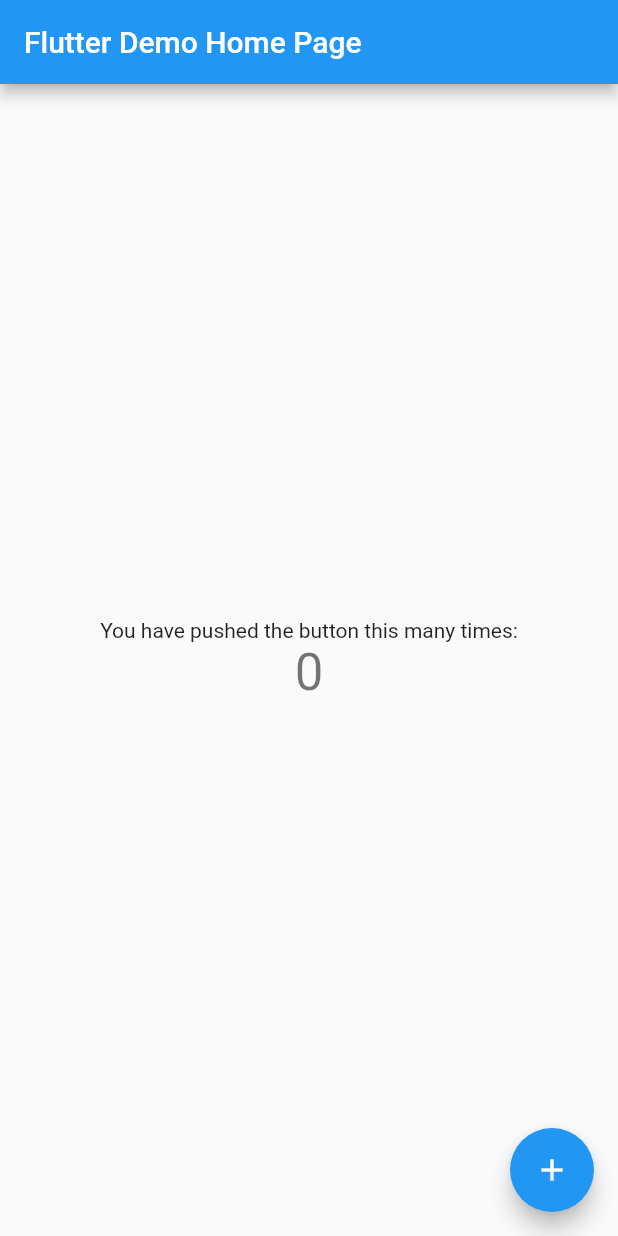
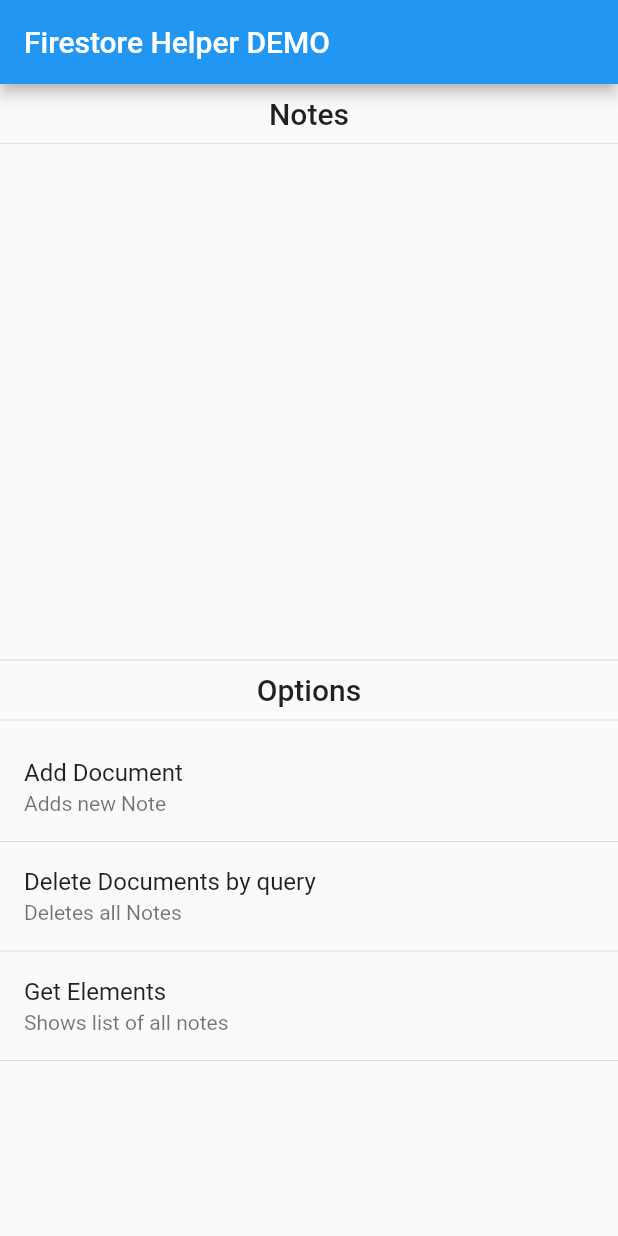
Before and after one commit to deimantasa/firestore-helper, a Flutter app: the screen it shows after launch, on a phone screen of 412 x 824 dp. Run offline on Flutter 3.47's test engine with Material 2 defaults, Android fonts, the phone set to English and light mode, and no system bars; our stand-ins replace clock, cloud_firestore, firebase_core, flutter_lorem, logger; missing offline and left inert: cloud_firestore_platform_interface, mockito; accounts and stored records are empty.

Commit message:
feat: add example app

```diff
--- a/example/lib/main.dart
+++ b/example/lib/main.dart
@@ -1,114 +1,238 @@
+import 'dart:async';
+
+import 'package:cloud_firestore/cloud_firestore.dart';
+import 'package:example/note.dart';
+import 'package:example/note_page.dart';
+import 'package:example/notes_page.dart';
+import 'package:firebase_core/firebase_core.dart';
 import 'package:firestore_helper/firestore_helper.dart';
 import 'package:flutter/material.dart';
 
-void main() {
+void main() async {
+  WidgetsFlutterBinding.ensureInitialized();
+
+  await Firebase.initializeApp();
   runApp(MyApp());
 }
 
 class MyApp extends StatelessWidget {
-  // This widget is the root of your application.
   @override
   Widget build(BuildContext context) {
     return MaterialApp(
-      title: 'Flutter Demo',
-      theme: ThemeData(
-        // This is the theme of your application.
-        //
-        // Try running your application with "flutter run". You'll see the
-        // application has a blue toolbar. Then, without quitting the app, try
-        // changing the primarySwatch below to Colors.green and then invoke
-        // "hot reload" (press "r" in the console where you ran "flutter run",
-        // or simply save your changes to "hot reload" in a Flutter IDE).
-        // Notice that the counter didn't reset back to zero; the application
-        // is not restarted.
-        primarySwatch: Colors.blue,
-      ),
-      home: MyHomePage(title: 'Flutter Demo Home Page'),
+      title: 'Firestore Helper Demo',
+      home: MyHomePage(),
     );
   }
 }
 
 class MyHomePage extends StatefulWidget {
-  MyHomePage({Key? key, required this.title}) : super(key: key);
-
-  // This widget is the home page of your application. It is stateful, meaning
-  // that it has a State object (defined below) that contains fields that affect
-  // how it looks.
-
-  // This class is the configuration for the state. It holds the values (in this
-  // case the title) provided by the parent (in this case the App widget) and
-  // used by the build method of the State. Fields in a Widget subclass are
-  // always marked "final".
-
-  final String title;
+  MyHomePage({Key? key}) : super(key: key);
 
   @override
   _MyHomePageState createState() => _MyHomePageState();
 }
 
 class _MyHomePageState extends State<MyHomePage> {
-  int _counter = 0;
+  final FirestoreHelper _firestoreHelper = FirestoreHelper(
+    includeAdditionalFields: true,
+    isLoggingEnabled: true,
+  );
+  final List<Note> _notes = [];
+  final List<StreamSubscription> _streamSubscriptions = [];
 
-  void _incrementCounter() {
+  @override
+  void initState() {
+    super.initState();
+
+    // Initialise subscriptions for real-time updates.
+    final StreamSubscription streamSubscription = _firestoreHelper.listenToElementsStream(
+        logReference: '_MyHomePageState.initState',
+        query: FirebaseFirestore.instance.collection(Note.kCollectionNotes),
+        onDocumentChange: (documentChange) {
+          final Note note = Note.fromFirestoreChanged(documentChange);
+
           setState(() {
-      // This call to setState tells the Flutter framework that something has
-      // changed in this State, which causes it to rerun the build method below
-      // so that the display can reflect the updated values. If we changed
-      // _counter without calling setState(), then the build method would not be
-      // called again, and so nothing would appear to happen.
-      _counter++;
+            switch (documentChange.type) {
+              case DocumentChangeType.added:
+                // Adding new item to the list.
+                _notes.insert(0, note);
+                break;
+              case DocumentChangeType.modified:
+                final int index = _notes.indexWhere((element) => element.id == note.id);
+
+                if (index != -1) {
+                  _notes[index] = note;
+                }
+                break;
+              case DocumentChangeType.removed:
+                _notes.removeWhere((element) => element.id == note.id);
+                break;
+            }
           });
+        });
+    _streamSubscriptions.add(streamSubscription);
+  }
+
+  @override
+  void dispose() {
+    // Cancel all subscriptions.
+    _streamSubscriptions.forEach((element) {
+      element.cancel();
+    });
+    _streamSubscriptions.clear();
+    super.dispose();
   }
 
   @override
   Widget build(BuildContext context) {
-    // This method is rerun every time setState is called, for instance as done
-    // by the _incrementCounter method above.
-    //
-    // The Flutter framework has been optimized to make rerunning build methods
-    // fast, so that you can just rebuild anything that needs updating rather
-    // than having to individually change instances of widgets.
     return Scaffold(
       appBar: AppBar(
-        // Here we take the value from the MyHomePage object that was created by
-        // the App.build method, and use it to set our appbar title.
-        title: Text(widget.title),
+        title: Text('Firestore Helper DEMO'),
       ),
-      body: Center(
-        // Center is a layout widget. It takes a single child and positions it
-        // in the middle of the parent.
+      body: _buildBody(),
+    );
+  }
+
+  Widget _buildBody() {
+    return Column(
+      children: [
+        Expanded(
           child: Column(
-          // Column is also a layout widget. It takes a list of children and
-          // arranges them vertically. By default, it sizes itself to fit its
-          // children horizontally, and tries to be as tall as its parent.
-          //
-          // Invoke "debug painting" (press "p" in the console, choose the
-          // "Toggle Debug Paint" action from the Flutter Inspector in Android
-          // Studio, or the "Toggle Debug Paint" command in Visual Studio Code)
-          // to see the wireframe for each widget.
-          //
-          // Column has various properties to control how it sizes itself and
-          // how it positions its children. Here we use mainAxisAlignment to
-          // center the children vertically; the main axis here is the vertical
-          // axis because Columns are vertical (the cross axis would be
-          // horizontal).
+            children: [
+              SizedBox(height: 8),
+              Text(
+                'Notes',
+                style: Theme.of(context).textTheme.headline6,
+              ),
+              SizedBox(height: 8),
+              Divider(height: 1),
+              Expanded(
+                child: ListView.builder(
+                  shrinkWrap: true,
+                  itemCount: _notes.length,
+                  itemBuilder: (BuildContext context, int index) {
+                    final Note note = _notes[index];
+
+                    return Column(
+                      mainAxisSize: MainAxisSize.min,
+                      children: [
+                        ListTile(
+                          leading: IconButton(
+                            icon: Icon(Icons.edit),
+                            onPressed: () => _firestoreHelper.updateDocument(
+                              Note.kCollectionNotes,
+                              note.id,
+                              Note.update().toJson(),
+                            ),
+                          ),
+                          title: Text(note.text),
+                          subtitle: Text(note.id),
+                          trailing: IconButton(
+                            icon: Icon(Icons.delete),
+                            onPressed: () => _firestoreHelper.deleteDocument(Note.kCollectionNotes, note.id),
+                          ),
+                          onTap: () =>
+                              Navigator.push(context, MaterialPageRoute(builder: (context) => NotePage(noteId: note.id))),
+                        ),
+                        Divider(height: 1),
+                      ],
+                    );
+                  },
+                ),
+              )
+            ],
+          ),
+        ),
+        Divider(height: 1),
+        Expanded(
+          child: Column(
+            children: [
+              SizedBox(height: 8),
+              Row(
                 mainAxisAlignment: MainAxisAlignment.center,
-          children: <Widget>[
+                children: [
                   Text(
-              'You have pushed the button this many times:',
+                    'Options',
+                    style: Theme.of(context).textTheme.headline6,
                   ),
-            Text(
-              '$_counter',
-              style: Theme.of(context).textTheme.headline4,
+                ],
+              ),
+              SizedBox(height: 8),
+              Divider(height: 1),
+              SizedBox(height: 8),
+              Expanded(
+                child: ListView(
+                  shrinkWrap: true,
+                  children: [
+                    ListTile(
+                      title: Text('Add Document'),
+                      subtitle: Text('Adds new Note'),
+                      onTap: () => _firestoreHelper.addDocument(
+                        Note.kCollectionNotes,
+                        Note.update().toJson(),
+                      ),
+                    ),
+                    Divider(height: 1),
+                    ListTile(
+                      title: Text('Delete Documents by query'),
+                      subtitle: Text('Deletes all Notes'),
+                      onTap: () => _firestoreHelper.deleteDocumentsByQuery(
+                        FirebaseFirestore.instance.collection(Note.kCollectionNotes),
+                      ),
+                    ),
+                    Divider(height: 1),
+                    ListTile(
+                      title: Text('Get Elements'),
+                      subtitle: Text('Shows list of all notes'),
+                      onTap: () async {
+                        final List<Note>? notes = await _firestoreHelper.getElements<Note>(
+                            query: FirebaseFirestore.instance.collection(Note.kCollectionNotes),
+                            logReference: '_MyHomePageState._buildBody.getElements',
+                            onDocumentSnapshot: (documentSnapshot) => Note.fromFirestore(documentSnapshot));
+
+                        if (notes != null) {
+                          Navigator.push(context, MaterialPageRoute(builder: (context) => NotesPage(notes: _notes)));
+                        }
+                      },
+                    ),
+                    Divider(height: 1),
+                    if (_notes.isNotEmpty) ...[
+                      ListTile(
+                        title: Text('Get Element'),
+                        subtitle: Text('Shows last Note'),
+                        onTap: () async {
+                          final Note? note = await _firestoreHelper.getElement(
+                              Note.kCollectionNotes, _notes.first.id, '_MyHomePageState._buildBody.getElement',
+                              onDocumentSnapshot: (documentSnapshot) => Note.fromFirestore(documentSnapshot));
+
+                          if (note != null) {
+                            Navigator.push(context, MaterialPageRoute(builder: (context) => NotePage(noteId: note.id)));
+                          }
+                        },
+                      ),
+                      Divider(height: 1),
+                      // Since we don't have pagination - it does not make sense.
+                      ListTile(
+                        title: Text('Are more elements available'),
+                        onTap: () async {
+                          final bool areMoreAvailable = await _firestoreHelper.areMoreElementsAvailable(
+                            query: FirebaseFirestore.instance.collection(Note.kCollectionNotes),
+                            lastDocumentSnapshot: _notes.last.documentSnapshot,
+                            onDocumentSnapshot: (documentSnapshot) => Note.fromFirestore(documentSnapshot),
+                          );
+
+                          print(areMoreAvailable);
+                        },
+                      ),
+                      Divider(height: 1),
+                    ],
+                  ],
+                ),
               ),
             ],
           ),
         ),
-      floatingActionButton: FloatingActionButton(
-        onPressed: _incrementCounter,
-        tooltip: 'Increment',
-        child: Icon(Icons.add),
-      ), // This trailing comma makes auto-formatting nicer for build methods.
+      ],
     );
   }
 }
--- /dev/null
+++ b/example/lib/note.dart
@@ -0,0 +1,45 @@
+import 'package:cloud_firestore/cloud_firestore.dart';
+import 'package:flutter_lorem/flutter_lorem.dart';
+import 'package:json_annotation/json_annotation.dart';
+
+part 'note.g.dart';
+
+@JsonSerializable(anyMap: true)
+class Note {
+  static const String kCollectionNotes = 'notes';
+  static const String kSubCollectionNotes = 'subnotes';
+
+  @JsonKey(ignore: true)
+  late DocumentSnapshot documentSnapshot;
+  @JsonKey(ignore: true)
+  DocumentChangeType? documentChangeType;
+
+  // Easier way to retrieve ID of the item.
+  String get id => documentSnapshot.id;
+  String text;
+
+  Note(this.text);
+
+  // Used for Updating the Note to random text.
+  Note.update() : this.text = lorem(paragraphs: 1, words: 2);
+
+  factory Note.fromFirestore(DocumentSnapshot documentSnapshot) {
+    final Map<String, dynamic> data = documentSnapshot.data() as Map<String, dynamic>;
+    final Note note = _$NoteFromJson(data);
+
+    note.documentSnapshot = documentSnapshot;
+    return note;
+  }
+
+  factory Note.fromFirestoreChanged(DocumentChange documentChange) {
+    final Map<String, dynamic> data = documentChange.doc.data() as Map<String, dynamic>;
+    final Note note = _$NoteFromJson(data);
+
+    note.documentSnapshot = documentChange.doc;
+    note.documentChangeType = documentChange.type;
+    return note;
+  }
+
+  factory Note.fromJson(Map<String, dynamic> json) => _$NoteFromJson(json);
+  Map<String, dynamic> toJson() => _$NoteToJson(this);
+}
--- /dev/null
+++ b/example/lib/note_page.dart
@@ -0,0 +1,198 @@
+import 'dart:async';
+
+import 'package:cloud_firestore/cloud_firestore.dart';
+import 'package:example/note.dart';
+import 'package:example/sub_note_page.dart';
+import 'package:firestore_helper/firestore_helper.dart';
+import 'package:flutter/material.dart';
+
+class NotePage extends StatefulWidget {
+  final String noteId;
+
+  const NotePage({
+    Key? key,
+    required this.noteId,
+  }) : super(key: key);
+  @override
+  _NotePageState createState() => _NotePageState();
+}
+
+class _NotePageState extends State<NotePage> {
+  final FirestoreHelper _firestoreHelper = FirestoreHelper(
+    includeAdditionalFields: true,
+    isLoggingEnabled: true,
+  );
+  final List<StreamSubscription> _streamSubscriptions = [];
+  final List<Note> _subNotes = [];
+  Note? _note;
+
+  @override
+  void initState() {
+    super.initState();
+
+    // Initialise new stream that listens to Note real-time updates
+    final StreamSubscription noteStreamSubscription = _firestoreHelper
+        .listenToDocument(Note.kCollectionNotes, widget.noteId, '_NotePageState.initState:', onDocumentChange: (documentChange) {
+      final Note note = Note.fromFirestore(documentChange);
+
+      setState(() {
+        this._note = note;
+      });
+    });
+
+    // Initialise new stream that listens to all SubNotes within Note in real-time
+    final StreamSubscription subNotesStreamSubscription = _firestoreHelper.listenToElementsStream(
+        logReference: '_NotePageState.initState:',
+        query:
+            FirebaseFirestore.instance.collection(Note.kCollectionNotes).doc(widget.noteId).collection(Note.kSubCollectionNotes),
+        onDocumentChange: (documentChange) {
+          final Note note = Note.fromFirestoreChanged(documentChange);
+
+          setState(() {
+            switch (documentChange.type) {
+              case DocumentChangeType.added:
+                // Adding new item to the list.
+                _subNotes.insert(0, note);
+                break;
+              case DocumentChangeType.modified:
+                final int index = _subNotes.indexWhere((element) => element.id == note.id);
+
+                if (index != -1) {
+                  _subNotes[index] = note;
+                }
+                break;
+              case DocumentChangeType.removed:
+                _subNotes.removeWhere((element) => element.id == note.id);
+                break;
+            }
+          });
+        });
+
+    _streamSubscriptions..add(noteStreamSubscription)..add(subNotesStreamSubscription);
+  }
+
+  @override
+  void dispose() {
+    _streamSubscriptions.forEach((element) {
+      element.cancel();
+    });
+    _streamSubscriptions.clear();
+    super.dispose();
+  }
+
+  @override
+  Widget build(BuildContext context) {
+    return Scaffold(
+      appBar: AppBar(
+        title: Text('Note'),
+      ),
+      body: _buildBody(),
+    );
+  }
+
+  Widget _buildBody() {
+    final Note? localNote = _note;
+
+    // It takes <1s to initialise note via listener
+    if (localNote == null) {
+      return SizedBox.shrink();
+    } else {
+      return Column(
+        children: [
+          ListTile(
+            leading: IconButton(
+              icon: Icon(Icons.edit),
+              onPressed: () => _firestoreHelper.updateDocument(
+                Note.kCollectionNotes,
+                localNote.id,
+                Note.update().toJson(),
+              ),
+            ),
+            title: Text(localNote.text),
+            subtitle: Text(localNote.id),
+            trailing: IconButton(
+              icon: Icon(Icons.delete),
+              onPressed: () {
+                _firestoreHelper.deleteDocument(Note.kCollectionNotes, widget.noteId);
+                Navigator.pop(context);
+              },
+            ),
+          ),
+          Divider(height: 1),
+          SizedBox(height: 8),
+          Text(
+            'Sub Notes',
+            style: Theme.of(context).textTheme.headline6,
+          ),
+          SizedBox(height: 8),
+          Divider(height: 1),
+          Expanded(
+            child: ListView.builder(
+              itemCount: _subNotes.length,
+              itemBuilder: (context, index) {
+                final Note subNote = _subNotes[index];
+
+                return Column(
+                  mainAxisSize: MainAxisSize.min,
+                  children: [
+                    ListTile(
+                      leading: IconButton(
+                        icon: Icon(Icons.edit),
+                        onPressed: () => _firestoreHelper.updateSubCollectionsDocument(
+                          collection: Note.kCollectionNotes,
+                          documentId: widget.noteId,
+                          subCollection: Note.kSubCollectionNotes,
+                          subCollectionDocumentId: subNote.id,
+                          update: Note.update().toJson(),
+                        ),
+                      ),
+                      title: Text(subNote.text),
+                      subtitle: Text(subNote.id),
+                      trailing: IconButton(
+                        icon: Icon(Icons.delete),
+                        onPressed: () => _firestoreHelper.deleteSubCollectionDocument(
+                          collection: Note.kCollectionNotes,
+                          documentId: widget.noteId,
+                          subCollection: Note.kSubCollectionNotes,
+                          subCollectionDocumentId: subNote.id,
+                        ),
+                      ),
+                      onTap: () => Navigator.push(
+                        context,
+                        MaterialPageRoute(
+                          builder: (context) => SubNotePage(
+                            noteId: widget.noteId,
+                            subNoteId: subNote.id,
+                          ),
+                        ),
+                      ),
+                    ),
+                    Divider(height: 1),
+                  ],
+                );
+              },
+            ),
+          ),
+          Divider(height: 1),
+          SizedBox(height: 8),
+          Text(
+            'Options',
+            style: Theme.of(context).textTheme.headline6,
+          ),
+          SizedBox(height: 8),
+          Divider(height: 1),
+          ListTile(
+            title: Text('Add Sub Collection Document'),
+            subtitle: Text('Adds new Sub Note within this note'),
+            onTap: () => _firestoreHelper.addSubCollectionDocument(
+              collection: Note.kCollectionNotes,
+              documentId: widget.noteId,
+              subCollection: Note.kSubCollectionNotes,
+              update: Note.update().toJson(),
+            ),
+          ),
+        ],
+      );
+    }
+  }
+}
--- /dev/null
+++ b/example/lib/notes_page.dart
@@ -0,0 +1,48 @@
+import 'package:example/note.dart';
+import 'package:example/note_page.dart';
+import 'package:flutter/material.dart';
+
+class NotesPage extends StatefulWidget {
+  final List<Note> notes;
+
+  const NotesPage({
+    Key? key,
+    required this.notes,
+  }) : super(key: key);
+  @override
+  _NotesPageState createState() => _NotesPageState();
+}
+
+class _NotesPageState extends State<NotesPage> {
+  @override
+  Widget build(BuildContext context) {
+    return Scaffold(
+      appBar: AppBar(
+        title: Text('Notes'),
+      ),
+      body: _buildBody(),
+    );
+  }
+
+  Widget _buildBody() {
+    return ListView.builder(
+      shrinkWrap: true,
+      itemCount: widget.notes.length,
+      itemBuilder: (BuildContext context, int index) {
+        final Note note = widget.notes[index];
+
+        return Column(
+          mainAxisSize: MainAxisSize.min,
+          children: [
+            ListTile(
+              title: Text(note.text),
+              subtitle: Text(note.id),
+              onTap: () => Navigator.push(context, MaterialPageRoute(builder: (context) => NotePage(noteId: note.id))),
+            ),
+            Divider(height: 1),
+          ],
+        );
+      },
+    );
+  }
+}
--- a/lib/src/firestore_helper.dart
+++ b/lib/src/firestore_helper.dart
@@ -2,11 +2,23 @@ part of firestore_helper;
 
 class FirestoreHelper {
   final FirebaseFirestore _firebaseFirestore;
+
+  @visibleForTesting
+  FirebaseFirestore get firebaseFirestore => _firebaseFirestore;
+
   final LoggingService _loggingService;
+
+  @visibleForTesting
+  LoggingService get loggingService => _loggingService;
 
   /// Flag to determine, if extra fields should be included. Read more
   /// in [_includeAdditionalFieldsIntoMap].
   final bool _includeAdditionalFields;
+
+  /// Flag to determine, if extra fields should be included. Read more
+  /// in [_includeAdditionalFieldsIntoMap].
+  @visibleForTesting
+  bool get includeAdditionalFields => _includeAdditionalFields;
 
   FirestoreHelper({
     required bool includeAdditionalFields,
@@ -308,7 +320,7 @@ class FirestoreHelper {
   }
 
   /// Retrieves [true] if there are more items and [false] if there are no more items for the
-  /// specific [query].
+  /// specific [query]. This method is mostly used for pagination purpose.
   ///
   /// [query] is a query (creativity is not my best strength).
   /// [lastDocumentSnapshot] is the last [DocumentSnapshot] contained within the list of items.
@@ -361,28 +373,6 @@ class FirestoreHelper {
             ' Type: ${docChange.type}. DocId: ${docChange.doc.id}');
         onDocumentChange(docChange);
       });
-    });
-
-    return streamSubscription;
-  }
-
-  /// Listening for the stream of [QuerySnapshot] from Firestore. Used for a purpose
-  /// to return count of items.
-  ///
-  /// [logReference] is some string for logging purpose.
-  /// [query] is query used for this particular call.
-  /// [onCountChange] is a [ValueSetter] which will return count of objects within that specific
-  /// enquiry.
-  StreamSubscription<QuerySnapshot> listenToElementsCountStream({
-    required String logReference,
-    required Query query,
-    required ValueSetter<int> onCountChange,
-  }) {
-    _loggingService.log('FirestoreHelper.listenToElementsCountStream.$logReference');
-
-    final StreamSubscription<QuerySnapshot> streamSubscription = query.snapshots().listen((querySnapshot) {
-      _loggingService.log('FirestoreHelper.listenToElementsCountStream: Count:${querySnapshot.size}');
-      onCountChange(querySnapshot.size);
     });
 
     return streamSubscription;
```
Also changed, not shown: example/lib/sub_note_page.dart (added, +105 -0 lines), example/pubspec.yaml (+12 -2 lines), example/lib/note.g.dart (added), example/pubspec.lock, 11 other files. Lines whose indentation alone changed are shown as unchanged.
